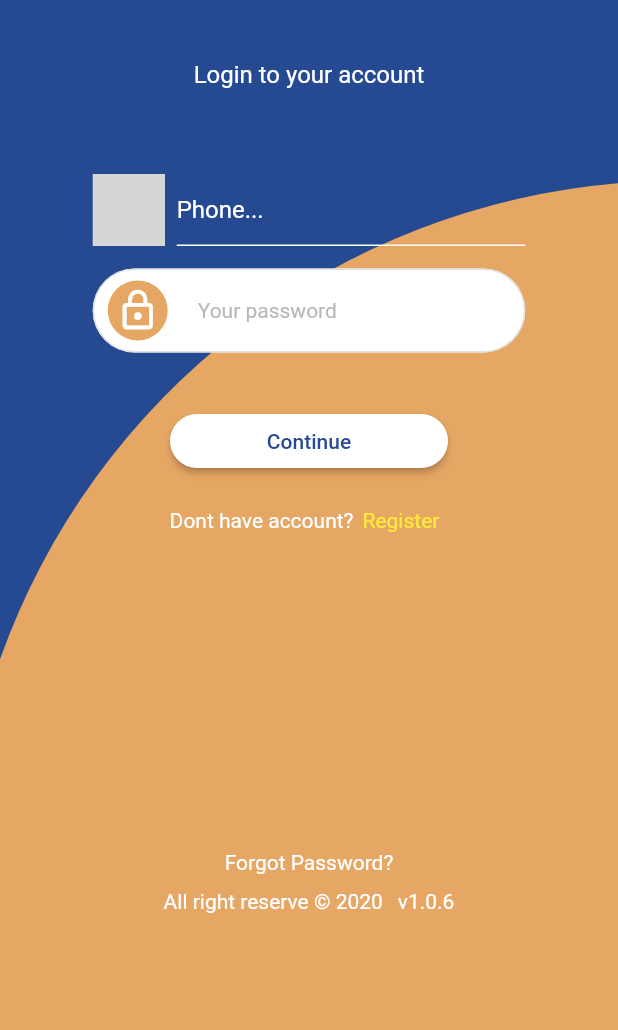
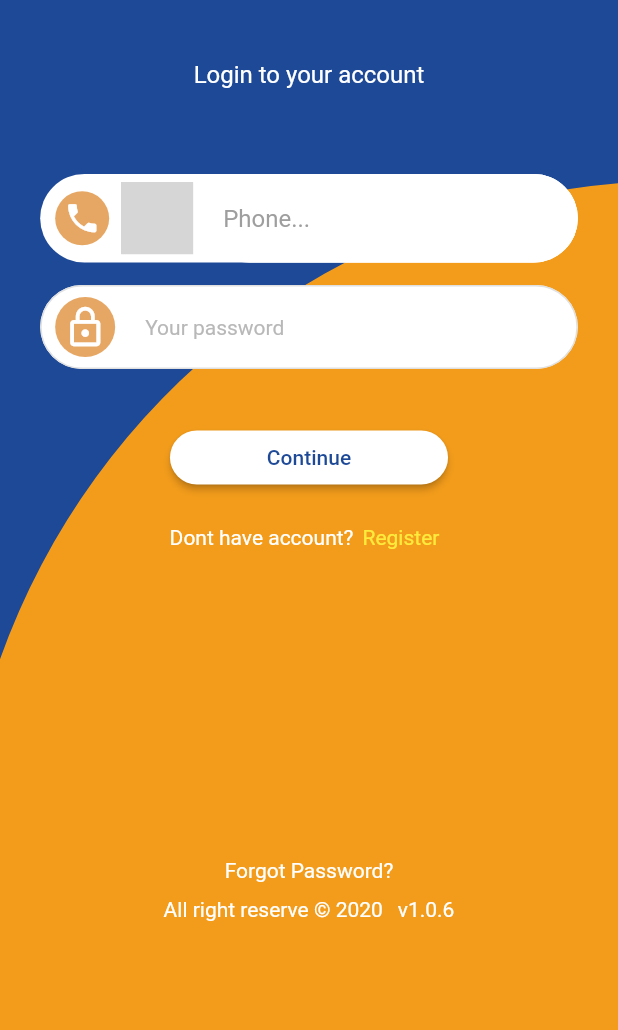
Before and after one commit to gurungsuraaj/fastTrackClient, a Flutter app: the screen it shows after launch, on a phone screen of 412 x 824 dp, the part 206-1236 px from its top. Run offline on Flutter 3.47's test engine with Material 2 defaults, Android fonts, the light colour scheme and no system bars; our stand-ins replace cached_network_image, carousel_slider, charts_flutter, circular_check_box, connectivity, firebase_messaging and 12 more; missing offline and left inert: country_pickers, custom_progress_dialog, geocoder, imei_plugin, ntlm, sms_otp_auto_verify and 1 more; accounts and stored records are empty; generated files the repository leaves out were written again; grey boxes are pictures that could not be loaded.

Commit message:
ios changes

```diff
--- a/lib/helper/NetworkOperationManager.dart
+++ b/lib/helper/NetworkOperationManager.dart
@@ -26,6 +26,7 @@ class NetworkOperationManager {
       NTLMClient client) async {
     NetworkResponse rs = new NetworkResponse();
     var url = Uri.encodeFull(Api.WEB_SERVICE);
+    print(url);
     var envelope =
         '''<soapenv:Envelope xmlns:soapenv="http://schemas.xmlsoap.org/soap/envelope/" xmlns:urn="urn:microsoft-dynamics-schemas/codeunit/CheckInventory">
 <soapenv:Body>
--- a/lib/screens/Inquiries/BatteryInquiry.dart
+++ b/lib/screens/Inquiries/BatteryInquiry.dart
@@ -744,7 +744,7 @@ class _BatteryInquiryState extends State<BatteryInquiry>
     String customerName, customerNumber, customerEmail;
 
     setState(() async {
-      nearestStorePhn = await prefs.getString(Constants.NEAREST_STORE_PHONENO);
+      nearestStorePhn = await prefs.getString(Constants.NEAREST_STORE_PHONENO).replaceAll(new RegExp(r"\s+\b|\b\s"), "");
       whatsAppNum = await prefs.getString(Constants.WHATS_APP_NUMBER);
       customerName = await prefs.getString(Constants.CUSTOMER_NAME);
       customerNumber = await prefs.get(Constants.CUSTOMER_MOBILE_NO);
--- a/lib/screens/Inquiries/BrakeInquiry.dart
+++ b/lib/screens/Inquiries/BrakeInquiry.dart
@@ -749,7 +749,7 @@ class _BrakeInquiryState extends State<BrakeInquiry>
 
     final prefs = await SharedPreferences.getInstance();
     setState(() async {
-      nearestStorePhn = await prefs.getString(Constants.NEAREST_STORE_PHONENO);
+      nearestStorePhn = await prefs.getString(Constants.NEAREST_STORE_PHONENO).replaceAll(new RegExp(r"\s+\b|\b\s"), "");
       whatsAppNum = await prefs.getString(Constants.WHATS_APP_NUMBER);
       customerName = await prefs.getString(Constants.CUSTOMER_NAME);
       customerNumber = await prefs.get(Constants.CUSTOMER_MOBILE_NO);
--- a/lib/screens/Inquiries/OilFilterInquiryDetail.dart
+++ b/lib/screens/Inquiries/OilFilterInquiryDetail.dart
@@ -818,7 +818,7 @@ class _OilFilterInquiryDetailState extends State<OilFilterInquiryDetail>
     final prefs = await SharedPreferences.getInstance();
     String customerName, customerNumber, customerEmail;
     setState(() async {
-      nearestStorePhn = await prefs.getString(Constants.NEAREST_STORE_PHONENO);
+      nearestStorePhn = await prefs.getString(Constants.NEAREST_STORE_PHONENO).replaceAll(new RegExp(r"\s+\b|\b\s"), "");
       whatsAppNum = await prefs.getString(Constants.WHATS_APP_NUMBER);
       customerName = await prefs.getString(Constants.CUSTOMER_NAME);
       customerNumber = await prefs.get(Constants.CUSTOMER_MOBILE_NO);
--- a/lib/screens/Inquiries/OtherServicesInquiry.dart
+++ b/lib/screens/Inquiries/OtherServicesInquiry.dart
@@ -688,7 +688,7 @@ class _OtherServicesInquiryState extends State<OtherServicesInquiry>
 
     final prefs = await SharedPreferences.getInstance();
     setState(() async {
-      nearestStorePhn = await prefs.getString(Constants.NEAREST_STORE_PHONENO);
+      nearestStorePhn = await prefs.getString(Constants.NEAREST_STORE_PHONENO).replaceAll(new RegExp(r"\s+\b|\b\s"), "");
       whatsAppNum = await prefs.getString(Constants.WHATS_APP_NUMBER);
       customerName = await prefs.getString(Constants.CUSTOMER_NAME);
       customerNumber = await prefs.get(Constants.CUSTOMER_MOBILE_NO);
--- a/lib/screens/InquiryDetailScreen.dart
+++ b/lib/screens/InquiryDetailScreen.dart
@@ -1004,7 +1004,7 @@ class _InquiryDetailScreenState extends State<InquiryDetailScreen>
   Future<void> getPrefs() async {
     final prefs = await SharedPreferences.getInstance();
     setState(() async {
-      nearestStorePhn = await prefs.getString(Constants.NEAREST_STORE_PHONENO);
+      nearestStorePhn = await prefs.getString(Constants.NEAREST_STORE_PHONENO).replaceAll(new RegExp(r"\s+\b|\b\s"), "");
       whatsAppNum = await prefs.getString(Constants.WHATS_APP_NUMBER);
       customerName = await prefs.getString(Constants.CUSTOMER_NAME);
       customerNumber = await prefs.get(Constants.CUSTOMER_MOBILE_NO);
--- a/lib/screens/LocateActivity.dart
+++ b/lib/screens/LocateActivity.dart
@@ -222,7 +222,7 @@ class _LocateActivityState extends State<LocateActivity> {
                                       child: new Container(
                                         alignment: Alignment.center,
                                         height: 32.0,
-                                        width: 120,
+                                        width: 150,
                                         decoration: new BoxDecoration(
                                           color: Color(ExtraColors.DARK_BLUE),
                                           // border: new Border.all(
@@ -251,7 +251,7 @@ class _LocateActivityState extends State<LocateActivity> {
                                           },
                                           child: new Center(
                                             child: Text(
-                                              "Open Google Map",
+                                              "Show on Google Map",
                                               style: TextStyle(
                                                   fontSize: 14,
                                                   fontWeight: FontWeight.bold,
--- a/lib/screens/LoginActivity.dart
+++ b/lib/screens/LoginActivity.dart
@@ -92,14 +92,13 @@ class _LoginActivityState extends State<LoginActivity> {
     SystemChrome.setSystemUIOverlayStyle(SystemUiOverlayStyle(
         statusBarColor: Color(ExtraColors.DARK_BLUE_ACCENT)));
 
-    return Scaffold(
-      // backgroundColor: Color(ExtraColors.DARK_BLUE),
-      backgroundColor: Color(0xffe6a764),
+    return SafeArea(
+      child: Scaffold(
+        backgroundColor: Color(0xffF39C1B),
         key: _scaffoldKey,
         body: ModalProgressHUD(
           inAsyncCall: isProgressBarShown,
           dismissible: false,
-        child: SafeArea(
           child: Stack(
             children: [
               customContainer(),
@@ -138,7 +137,7 @@ class _LoginActivityState extends State<LoginActivity> {
                                         ),
                                         Container(
                                           padding: EdgeInsets.only(top: 15),
-                                          width: width * 0.7,
+                                          width: width * 0.87,
                                           child: _buildCountryPickerDropdown(),
                                         ),
 
@@ -190,12 +189,13 @@ class _LoginActivityState extends State<LoginActivity> {
 //                                    ),
                                         Container(
                                           padding: EdgeInsets.only(top: 15),
-                                          width: width * 0.7,
+                                          width: width * 0.87,
                                           child: TextField(
                                             obscureText: true,
                                             style: TextStyle(
                                                 fontSize: fontSizeTextField,
-                                                color: Color(ExtraColors.DARK_BLUE_ACCENT)),
+                                                color: Color(ExtraColors
+                                                    .DARK_BLUE_ACCENT)),
                                             controller: passwordController,
                                             decoration: InputDecoration(
                                                 hintText: 'Your password',
@@ -492,8 +492,25 @@ class _LoginActivityState extends State<LoginActivity> {
           {bool filtered = false,
           bool sortedByIsoCode = false,
           bool hasPriorityList = false}) =>
-      Row(
+      Container(
+        decoration: BoxDecoration(
+            borderRadius: BorderRadius.circular(30), color: Colors.white),
+        child: Row(
           children: <Widget>[
+            Container(
+              padding: EdgeInsets.fromLTRB(10, 0, 5, 0),
+              child: CircleAvatar(
+                  radius: 18,
+                  backgroundColor: Color(0xffe6a764),
+                  child: Icon(
+                    Icons.phone,
+                    color: Colors.white,
+                    size: 25,
+                  )),
+            ),
+            SizedBox(
+              width: 3,
+            ),
             CountryPickerDropdown(
               initialValue: 'AE',
               itemBuilder: _buildDropdownItem,
@@ -525,16 +542,25 @@ class _LoginActivityState extends State<LoginActivity> {
               child: TextFormField(
                 keyboardType: TextInputType.number,
                 controller: mobileController,
-              style: TextStyle(color: Colors.white),
                 decoration: InputDecoration(
                   hintText: "Phone...",
-                hintStyle: TextStyle(color: Colors.white),
-                labelStyle: TextStyle(color: Colors.white),
-                enabledBorder: UnderlineInputBorder(
-                  borderSide: BorderSide(color: Colors.white),
+                  hintStyle: TextStyle(color: Colors.grey[500]),
+                  labelStyle: TextStyle(color: Colors.grey[500]),
+                  fillColor: Colors.white,
+                  filled: true,
+                  enabledBorder: OutlineInputBorder(
+                    borderRadius: BorderRadius.circular(30),
+                    borderSide: BorderSide(
+                      width: 1,
+                      color: Colors.white,
                     ),
-                focusedBorder: UnderlineInputBorder(
-                  borderSide: BorderSide(color: Colors.white),
+                  ),
+                  focusedBorder: OutlineInputBorder(
+                    borderRadius: BorderRadius.circular(30),
+                    borderSide: BorderSide(
+                      width: 1,
+                      color: Colors.white,
+                    ),
                   ),
                 ),
                 validator: (val) {
@@ -546,6 +572,7 @@ class _LoginActivityState extends State<LoginActivity> {
               ),
             )
           ],
+        ),
       );
 
   Widget _buildDropdownItem(Country country) => Container(
--- a/lib/screens/OfferPromo.dart
+++ b/lib/screens/OfferPromo.dart
@@ -35,7 +35,7 @@ class _OfferPromoState extends State<OfferPromo> {
     return Scaffold(
       key: _scaffoldKey,
       appBar: AppBar(
-        automaticallyImplyLeading: false,
+        // automaticallyImplyLeading: false,
         backgroundColor: Color(ExtraColors.DARK_BLUE),
         title: Text("Offers and Promotions"),
       ),
--- a/lib/screens/ServiceDetailActivity.dart
+++ b/lib/screens/ServiceDetailActivity.dart
@@ -68,7 +68,7 @@ class _ServiceDetailActivityState extends State<ServiceDetailActivity> {
 
   onCallPressed() async {
     final prefs = await SharedPreferences.getInstance();
-    String phnNum = await prefs.getString(Constants.NEAREST_STORE_PHONENO);
+    String phnNum = await prefs.getString(Constants.NEAREST_STORE_PHONENO).replaceAll(new RegExp(r"\s+\b|\b\s"), "");
 
     var url = "tel:$phnNum";
     if (await canLaunch(url)) {
--- a/lib/screens/StoreLocationScreen.dart
+++ b/lib/screens/StoreLocationScreen.dart
@@ -89,7 +89,7 @@ class _StoreLocationScreenState extends State<StoreLocationScreen> {
   }
 
   void calculateDistance() async {
-    Position position = await Geolocator()
+    Position position = await Geolocator
         .getCurrentPosition(desiredAccuracy: LocationAccuracy.high);
 
     for (LocateModel branch in branchList) {
@@ -97,7 +97,7 @@ class _StoreLocationScreenState extends State<StoreLocationScreen> {
       double branchLatitude = double.parse(location[0]);
       double branchLongitude = double.parse(location[1]);
 
-      double distanceInMeters = await Geolocator().distanceBetween(
+      double distanceInMeters = await Geolocator.distanceBetween(
           position.latitude,
           position.longitude,
           branchLatitude,
--- a/lib/utils/ExtraColors.dart
+++ b/lib/utils/ExtraColors.dart
@@ -1,5 +1,5 @@
 class ExtraColors{
 
-  static int DARK_BLUE = 0xFF264A92;
+  static int DARK_BLUE = 0xFF1D4997;
   static int DARK_BLUE_ACCENT = 0xFF1C366B;
 }
```
Also changed, not shown: lib/main.dart (+34 -10 lines), lib/screens/HomeActivity.dart (+40 -24 lines), lib/screens/SignUpActivity.dart (+35 -10 lines), lib/screens/UsersProfileActivity.dart (+15 -9 lines), pubspec.yaml (+5 -3 lines), images/FTProfileLogo.png (added), pubspec.lock, 30 other files. Lines whose indentation alone changed are shown as unchanged.
